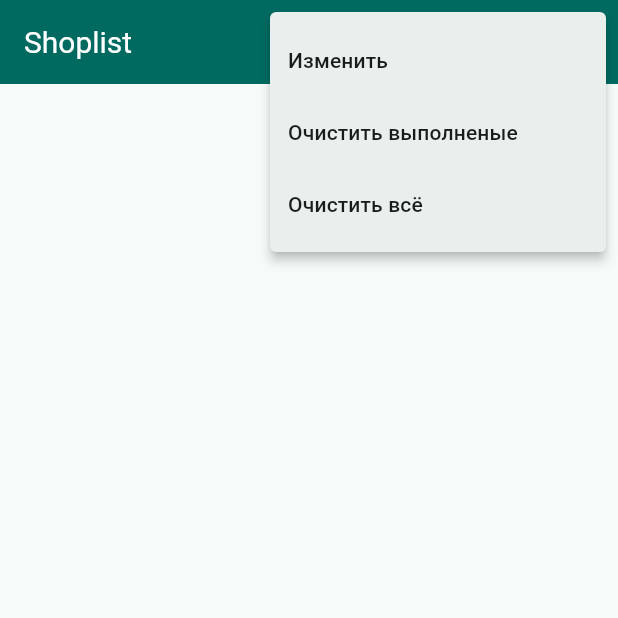
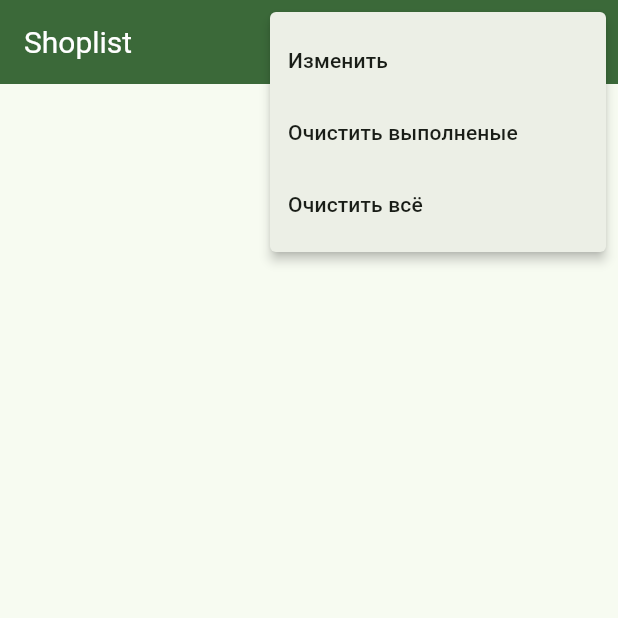
Before and after one commit to igorkorsukov/shoplist_app, a Flutter app: the screen it shows after launch, after a tap on the "more vert" icon, on a phone screen of 412 x 824 dp, the top half of it. Run offline on Flutter 3.47's test engine with Material 3 defaults, Android fonts, the light colour scheme and no system bars; our stand-ins replace flutter_dotenv, shared_preferences; missing offline and left inert: kors_yandexdisk_fs.

Commit message:
some fixes

```diff
--- a/lib/infrastructure/db/cloudfs.dart
+++ b/lib/infrastructure/db/cloudfs.dart
@@ -1,7 +1,8 @@
 import 'package:flutter_dotenv/flutter_dotenv.dart';
 import 'package:kors_yandexdisk_fs/yandexdisk_fs.dart';
+import '../modularity/injectable.dart';
 
-class CloudFS {
+class CloudFS with Injectable {
   final _token = dotenv.env['YA_DISK_DEV_TOKEN'] ?? '';
   late final _ydfs = YandexDiskFS('https://cloud-api.yandex.net', _token);
 
--- a/lib/infrastructure/db/verstamp.dart
+++ b/lib/infrastructure/db/verstamp.dart
@@ -1,6 +1,8 @@
+import '../modularity/injectable.dart';
+
 enum VerstampMode { timestamp, increment, fixed }
 
-class Verstamp {
+class Verstamp with Injectable {
   VerstampMode _mode = VerstampMode.timestamp;
   final int _startTS = DateTime(2022, 12, 22).millisecondsSinceEpoch;
   int _value = 0;
--- a/lib/infrastructure/infrastructuremodule.dart
+++ b/lib/infrastructure/infrastructuremodule.dart
@@ -1,11 +1,13 @@
 import 'modularity/modulesetup.dart';
 import 'modularity/ioc.dart';
 import 'db/driver.dart';
+import 'db/verstamp.dart';
 import 'db/localstorage.dart';
 import 'db/syncservice.dart';
+import 'db/cloudfs.dart';
 
 class InfrastructureModule extends ModuleSetup {
-  final _pstore = Driver();
+  final _driver = Driver();
   final _store = LocalStorage();
   final _sync = SyncService();
 
@@ -14,15 +16,19 @@ class InfrastructureModule extends ModuleSetup {
 
   @override
   void registerExports() {
-    ioc().reg<Driver>(_pstore);
+    ioc().reg<Verstamp>(Verstamp());
+    ioc().reg<Driver>(_driver);
     ioc().reg<LocalStorage>(_store);
+    ioc().reg<CloudFS>(CloudFS());
     ioc().reg<SyncService>(_sync);
   }
 
   @override
   Future<void> onInit() async {
-    await _pstore.init("com.kors.shoplist.");
+    await _driver.init("com.kors.shoplist.");
     await _store.init();
     await _sync.init();
+
+    _sync.startSync();
   }
 }
--- a/lib/main.dart
+++ b/lib/main.dart
@@ -11,7 +11,7 @@ import 'shoplist/view/edit_screen.dart';
 // flutter build apk --split-per-abi
 
 void main() async {
-  //await dotenv.load(fileName: ".env");
+  await dotenv.load(fileName: ".env");
 
   final List<ModuleSetup> modules = [InfrastructureModule(), ShopListModule()];
   for (var m in modules) {
@@ -34,7 +34,7 @@ class MyApp extends StatelessWidget {
   // This widget is the root of your application.
   @override
   Widget build(BuildContext context) {
-    ColorScheme colors = ColorScheme.fromSeed(seedColor: Colors.teal);
+    ColorScheme colors = ColorScheme.fromSeed(seedColor: Colors.green);
 
     return MaterialApp(
       title: 'Shoplist',
--- a/lib/shoplist/view/perform_vm.dart
+++ b/lib/shoplist/view/perform_vm.dart
@@ -6,7 +6,7 @@ import 'item_vm.dart';
 
 class ShopListModel with Subscribable {
   Function? onChanged;
-  String name = "shoplsit";
+  String name = "shoplist";
 
   final serv = Inject<ShopListService>();
   final List<ShopItemV> _items = [];
--- a/lib/sync/view/sync_vm.dart
+++ b/lib/sync/view/sync_vm.dart
@@ -1,17 +1,18 @@
 import '../../infrastructure/db/syncservice.dart';
 import '../../infrastructure/subscription/subscribable.dart';
+import '../../infrastructure/modularity/inject.dart';
 
 class SyncModel with Subscribable {
   Function(SyncStatus)? onStatusChanged;
 
-  final SyncService _sync = SyncService();
+  final sync = Inject<SyncService>();
 
   SyncModel({
     this.onStatusChanged,
   });
 
   void init() async {
-    _sync.statusChanged.onReceive(this, (v) {
+    sync().statusChanged.onReceive(this, (v) {
       onStatusChanged!(v);
     });
   }
@@ -20,9 +21,9 @@ class SyncModel with Subscribable {
     unsubscribe();
   }
 
-  SyncStatus status() => _sync.status;
+  SyncStatus status() => sync().status;
 
   void startSync() {
-    _sync.startSync();
+    sync().startSync();
   }
 }
--- a/pubspec.yaml
+++ b/pubspec.yaml
@@ -16,7 +16,7 @@ publish_to: 'none' # Remove this line if you wish to publish to pub.dev
 # https://developer.apple.com/library/archive/documentation/General/Reference/InfoPlistKeyReference/Articles/CoreFoundationKeys.html
 # In Windows, build-name is used as the major, minor, and patch parts
 # of the product and file versions while build-number is used as the build suffix.
-version: 1.0.0+1
+version: 2.0.0+1
 
 environment:
   sdk: '>=3.2.0 <4.0.0'
```
